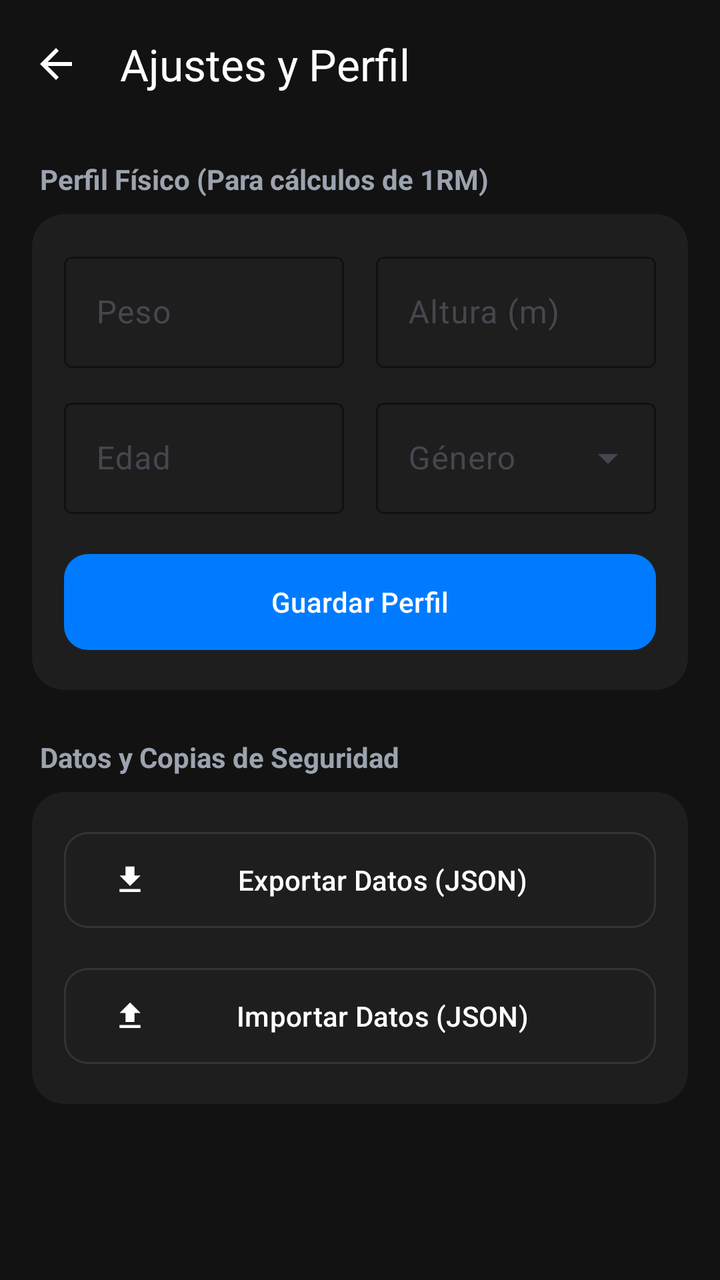
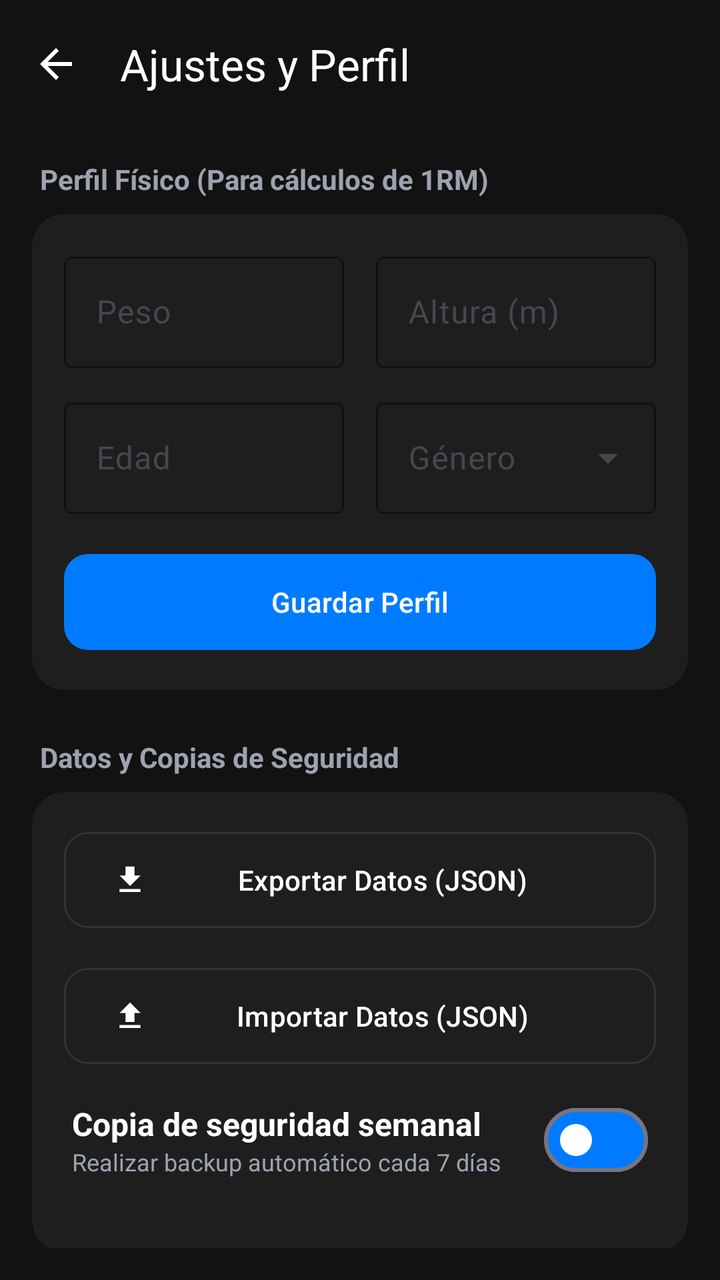

Compare the two renders of this Android layout. The source of the first and the diff that turns it into the second are given below.
<!-- AndroidManifest.xml: application theme Theme.Fortium -->
<!-- res/layout/activity_settings.xml -->
<?xml version="1.0" encoding="utf-8"?>
<androidx.coordinatorlayout.widget.CoordinatorLayout xmlns:android="http://schemas.android.com/apk/res/android"
    xmlns:app="http://schemas.android.com/apk/res-auto"
    android:layout_width="match_parent"
    android:layout_height="match_parent"
    android:id="@+id/main"
    android:background="@color/gray_900">

    <com.google.android.material.appbar.AppBarLayout
        android:layout_width="match_parent"
        android:layout_height="wrap_content"
        app:elevation="0dp"
        android:background="@color/gray_900">

        <com.google.android.material.appbar.MaterialToolbar
            android:id="@+id/toolbarSettings"
            android:layout_width="match_parent"
            android:layout_height="?attr/actionBarSize"
            app:title="Ajustes y Perfil"
            app:titleTextColor="@color/white"
            app:navigationIcon="@drawable/ic_arrow_left"
            app:navigationIconTint="@color/white" />
    </com.google.android.material.appbar.AppBarLayout>

    <androidx.core.widget.NestedScrollView
        android:layout_width="match_parent"
        android:layout_height="match_parent"
        app:layout_behavior="@string/appbar_scrolling_view_behavior"
        android:padding="16dp">

        <LinearLayout
            android:layout_width="match_parent"
            android:layout_height="wrap_content"
            android:orientation="vertical">

            <TextView
                android:layout_width="wrap_content"
                android:layout_height="wrap_content"
                android:text="@string/activitySettings_tv_subti1"
                android:textColor="@color/gray_400"
                android:textSize="14sp"
                android:textStyle="bold"
                android:layout_marginBottom="8dp"
                android:layout_marginStart="4dp"/>

            <com.google.android.material.card.MaterialCardView
                android:layout_width="match_parent"
                android:layout_height="wrap_content"
                app:cardBackgroundColor="@color/gray_800"
                app:cardCornerRadius="16dp"
                app:strokeWidth="0dp">

                <LinearLayout
                    android:layout_width="match_parent"
                    android:layout_height="wrap_content"
                    android:orientation="vertical"
                    android:padding="16dp">

                    <LinearLayout
                        android:layout_width="match_parent"
                        android:layout_height="wrap_content"
                        android:orientation="horizontal">

                        <com.google.android.material.textfield.TextInputLayout
                            style="@style/Widget.Material3.TextInputLayout.OutlinedBox"
                            android:layout_width="0dp"
                            android:layout_weight="1"
                            android:layout_height="wrap_content"
                            android:layout_marginEnd="8dp"
                            android:hint="@string/activitySettings_til_hint_peso"
                            app:boxStrokeColor="@color/gray_700"
                            app:hintTextColor="@color/gray_400">
                            <com.google.android.material.textfield.TextInputEditText
                                android:id="@+id/etUserWeight"
                                android:layout_width="match_parent"
                                android:layout_height="wrap_content"
                                android:textColor="@color/white"
                                android:inputType="numberDecimal" />
                        </com.google.android.material.textfield.TextInputLayout>

                        <com.google.android.material.textfield.TextInputLayout
                            style="@style/Widget.Material3.TextInputLayout.OutlinedBox"
                            android:layout_width="0dp"
                            android:layout_weight="1"
                            android:layout_height="wrap_content"
                            android:layout_marginStart="8dp"
                            android:hint="@string/activitySettings_til_hint_altura"
                            app:boxStrokeColor="@color/gray_700"
                            app:hintTextColor="@color/gray_400">
                            <com.google.android.material.textfield.TextInputEditText
                                android:id="@+id/etUserHeight"
                                android:layout_width="match_parent"
                                android:layout_height="wrap_content"
                                android:textColor="@color/white"
                                android:inputType="numberDecimal" />
                        </com.google.android.material.textfield.TextInputLayout>
                    </LinearLayout>

                    <LinearLayout
                        android:layout_width="match_parent"
                        android:layout_height="wrap_content"
                        android:layout_marginTop="12dp"
                        android:orientation="horizontal">

                        <com.google.android.material.textfield.TextInputLayout
                            style="@style/Widget.Material3.TextInputLayout.OutlinedBox"
                            android:layout_width="0dp"
                            android:layout_weight="1"
                            android:layout_height="wrap_content"
                            android:layout_marginEnd="8dp"
                            android:hint="@string/activitySettings_til_hint_edad"
                            app:boxStrokeColor="@color/gray_700"
                            app:hintTextColor="@color/gray_400">
                            <com.google.android.material.textfield.TextInputEditText
                                android:id="@+id/etUserAge"
                                android:layout_width="match_parent"
                                android:layout_height="wrap_content"
                                android:textColor="@color/white"
                                android:inputType="number" />
                        </com.google.android.material.textfield.TextInputLayout>

                        <com.google.android.material.textfield.TextInputLayout
                            style="@style/Widget.Material3.TextInputLayout.OutlinedBox.ExposedDropdownMenu"
                            android:layout_width="0dp"
                            android:layout_weight="1"
                            android:layout_height="wrap_content"
                            android:layout_marginStart="8dp"
                            android:hint="@string/activitySettings_til_hint_genero"
                            app:boxStrokeColor="@color/gray_700"
                            app:hintTextColor="@color/gray_400">
                            <AutoCompleteTextView
                                android:id="@+id/dropUserGender"
                                android:layout_width="match_parent"
                                android:layout_height="wrap_content"
                                android:inputType="none"
                                android:textColor="@color/white" />
                        </com.google.android.material.textfield.TextInputLayout>
                    </LinearLayout>

                    <com.google.android.material.button.MaterialButton
                        android:id="@+id/btnSaveProfile"
                        android:layout_width="match_parent"
                        android:layout_height="56dp"
                        android:layout_marginTop="16dp"
                        android:text="@string/activitySettings_boton_guardar"
                        app:cornerRadius="12dp"
                        app:backgroundTint="@color/blue_400" />
                </LinearLayout>
            </com.google.android.material.card.MaterialCardView>

            <TextView
                android:layout_width="wrap_content"
                android:layout_height="wrap_content"
                android:text="@string/activitySettings_tv_subti2"
                android:textColor="@color/gray_400"
                android:textSize="14sp"
                android:textStyle="bold"
                android:layout_marginTop="24dp"
                android:layout_marginBottom="8dp"
                android:layout_marginStart="4dp"/>

            <com.google.android.material.card.MaterialCardView
                android:layout_width="match_parent"
                android:layout_height="wrap_content"
                app:cardBackgroundColor="@color/gray_800"
                app:cardCornerRadius="16dp"
                app:strokeWidth="0dp">

                <LinearLayout
                    android:layout_width="match_parent"
                    android:layout_height="wrap_content"
                    android:orientation="vertical"
                    android:padding="16dp">

                    <com.google.android.material.button.MaterialButton
                        android:id="@+id/btnExportJson"
                        style="@style/Widget.Material3.Button.OutlinedButton"
                        android:layout_width="match_parent"
                        android:layout_height="56dp"
                        android:text="@string/activitySettings_boton_exportar"
                        android:textColor="@color/white"
                        app:strokeColor="@color/gray_700"
                        app:cornerRadius="12dp"
                        app:icon="@drawable/ic_download"
                        app:iconTint="@color/white"/>

                    <com.google.android.material.button.MaterialButton
                        android:id="@+id/btnImportJson"
                        style="@style/Widget.Material3.Button.OutlinedButton"
                        android:layout_width="match_parent"
                        android:layout_height="56dp"
                        android:layout_marginTop="12dp"
                        android:text="@string/activitySettings_boton_importar"
                        android:textColor="@color/white"
                        app:strokeColor="@color/gray_700"
                        app:cornerRadius="12dp"
                        app:icon="@drawable/ic_upload"
                        app:iconTint="@color/white"/>
                </LinearLayout>
            </com.google.android.material.card.MaterialCardView>

        </LinearLayout>
    </androidx.core.widget.NestedScrollView>
</androidx.coordinatorlayout.widget.CoordinatorLayout>
<!-- resources referenced by this layout -->
<resources>
  <color name="blue_400">#007BFF</color>
  <color name="gray_400">#9CA3AF</color>
  <color name="gray_700">#333333</color>
  <color name="gray_800">#1E1E1E</color>
  <color name="gray_900">#121212</color>
  <color name="white">#FFFFFF</color>
  <!-- drawable ic_arrow_left (drawable) -->
  <vector xmlns:android="http://schemas.android.com/apk/res/android" android:autoMirrored="true" android:height="24dp" android:tint="#FFFFFF" android:viewportHeight="24" android:viewportWidth="24" android:width="24dp">
        
      <path android:fillColor="@android:color/white" android:pathData="M20,11H7.83l5.59,-5.59L12,4l-8,8 8,8 1.41,-1.41L7.83,13H20v-2z"/>
      
  </vector>
  <!-- drawable ic_download (drawable) -->
  <vector xmlns:android="http://schemas.android.com/apk/res/android" android:height="24dp" android:tint="#FFFFFF" android:viewportHeight="24" android:viewportWidth="24" android:width="24dp">
        
      <path android:fillColor="@android:color/white" android:pathData="M5,20h14v-2H5V20zM19,9h-4V3H9v6H5l7,7L19,9z"/>
      
  </vector>
  <!-- drawable ic_upload (drawable) -->
  <vector xmlns:android="http://schemas.android.com/apk/res/android" android:height="24dp" android:tint="#007BFF" android:viewportHeight="24" android:viewportWidth="24" android:width="24dp">
        
      <path android:fillColor="@android:color/white" android:pathData="M5,20h14v-2H5V20zM5,10h4v6h6v-6h4l-7,-7L5,10z"/>
      
  </vector>
  <string name="activitySettings_boton_exportar">Exportar Datos (JSON)</string>
  <string name="activitySettings_boton_guardar">Guardar Perfil</string>
  <string name="activitySettings_boton_importar">Importar Datos (JSON)</string>
  <string name="activitySettings_til_hint_altura">Altura (m)</string>
  <string name="activitySettings_til_hint_edad">Edad</string>
  <string name="activitySettings_til_hint_genero">Género</string>
  <string name="activitySettings_til_hint_peso">Peso</string>
  <string name="activitySettings_tv_subti1">Perfil Físico (Para cálculos de 1RM)</string>
  <string name="activitySettings_tv_subti2">Datos y Copias de Seguridad</string>
  <style name="Theme.Fortium" parent="Base.Theme.Fortium" />
  <style name="Base.Theme.Fortium" parent="Theme.Material3.DayNight.NoActionBar">
          
          
      </style>
</resources>

<!-- the commit's change to res/layout/activity_settings.xml (unified diff, before → after) -->
@@ -196,6 +196,46 @@
                         app:cornerRadius="12dp"
                         app:icon="@drawable/ic_upload"
                         app:iconTint="@color/white"/>
+
+                    <LinearLayout
+                        android:layout_width="match_parent"
+                        android:layout_height="wrap_content"
+                        android:orientation="horizontal"
+                        android:gravity="center_vertical"
+                        android:layout_marginTop="10dp"
+                        android:layout_marginBottom="16dp"
+                        android:paddingHorizontal="4dp">
+
+                        <LinearLayout
+                            android:layout_width="0dp"
+                            android:layout_height="wrap_content"
+                            android:layout_weight="1"
+                            android:orientation="vertical">
+
+                            <TextView
+                                android:layout_width="wrap_content"
+                                android:layout_height="wrap_content"
+                                android:text="@string/activitySettings_tv_copia"
+                                android:textColor="@color/white"
+                                android:textSize="16sp"
+                                android:textStyle="bold" />
+
+                            <TextView
+                                android:layout_width="wrap_content"
+                                android:layout_height="wrap_content"
+                                android:text="@string/activitySettings_tv_copia2"
+                                android:textColor="@color/gray_400"
+                                android:textSize="12sp" />
+                        </LinearLayout>
+
+                        <com.google.android.material.materialswitch.MaterialSwitch
+                            android:id="@+id/switchAutoBackup"
+                            android:layout_width="wrap_content"
+                            android:layout_height="wrap_content"
+                            app:thumbTint="@color/white"
+                            app:trackTint="@color/blue_400" />
+                    </LinearLayout>
+
                 </LinearLayout>
             </com.google.android.material.card.MaterialCardView>
 
<!-- resource entries referenced after the edit -->
@@ -31,6 +31,8 @@
   <string name="activitySettings_til_hint_edad">Edad</string>
   <string name="activitySettings_til_hint_genero">Género</string>
   <string name="activitySettings_til_hint_peso">Peso</string>
+  <string name="activitySettings_tv_copia">Copia de seguridad semanal</string>
+  <string name="activitySettings_tv_copia2">Realizar backup automático cada 7 días</string>
   <string name="activitySettings_tv_subti1">Perfil Físico (Para cálculos de 1RM)</string>
   <string name="activitySettings_tv_subti2">Datos y Copias de Seguridad</string>
   <style name="Theme.Fortium" parent="Base.Theme.Fortium" />
